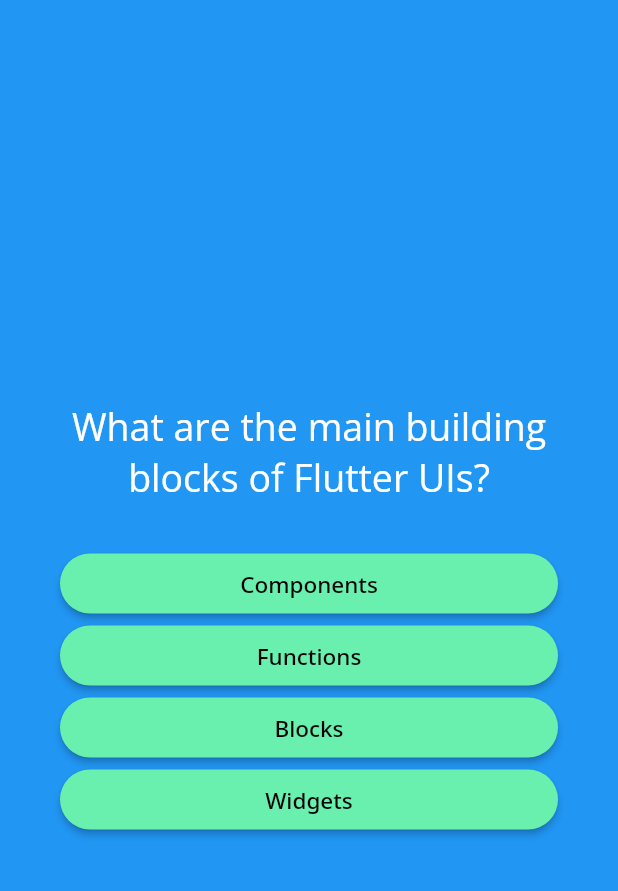
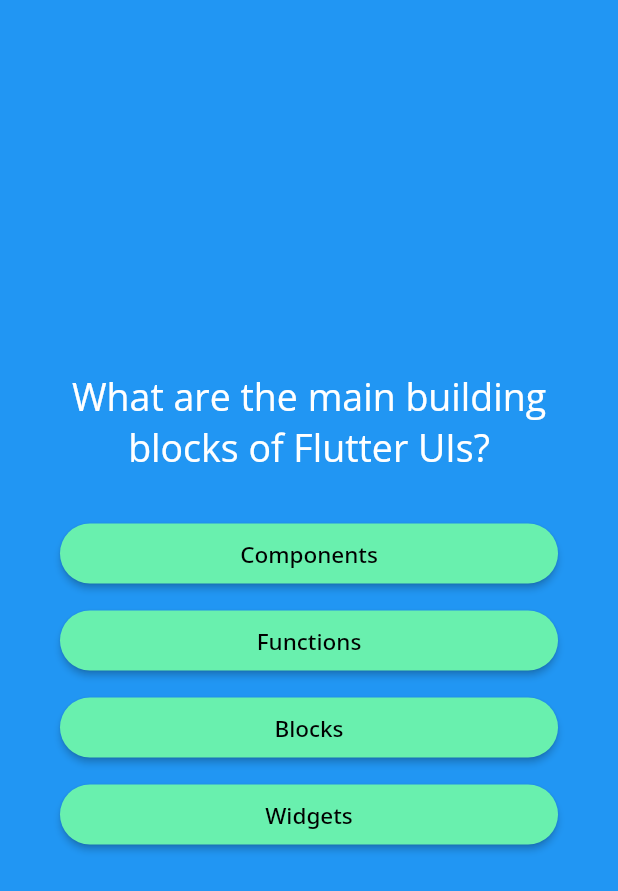
Before and after one commit to Mugaf/quiz-app-flutter, a Flutter app: the screen it shows after launch, after a tap on "Start Quiz", after a tap on "Windows", on a phone screen of 412 x 824 dp. Shown: the top 891 px of the screen. Run offline on Flutter 3.47's test engine with Material 2 defaults, Android fonts, the phone set to English and light mode, and no system bars; our stand-ins replace google_fonts.

Commit message:
adding condition logic when all answered back to start screen and update margin for answers

```diff
--- a/lib/question_screen.dart
+++ b/lib/question_screen.dart
@@ -4,7 +4,8 @@ import 'package:quiz_app/data/questions.dart';
 import 'package:google_fonts/google_fonts.dart';
 
 class QuestionScreen extends StatefulWidget {
-  const QuestionScreen({super.key});
+  const QuestionScreen({super.key, required this.onSelectAnswer});
+  final void Function(String answer) onSelectAnswer;
   @override
   State<QuestionScreen> createState() {
     return _QuestionScreenState();
@@ -13,7 +14,8 @@ class QuestionScreen extends StatefulWidget {
 
 class _QuestionScreenState extends State<QuestionScreen> {
   var currentQuestionIndex = 0;
-  void answerQuestion() {
+  void answerQuestion(String selectedAnswers) {
+    widget.onSelectAnswer(selectedAnswers);
     setState(() {
       currentQuestionIndex++;
     });
@@ -39,9 +41,14 @@ class _QuestionScreenState extends State<QuestionScreen> {
               height: 30,
             ),
             ...currentQuestion.getShuffledAnswers().map((answer) {
-              return AnswerButton(
-                answerText: answer,
-                onTap: answerQuestion,
+              return Container(
+                margin: const EdgeInsets.only(bottom: 10),
+                child: AnswerButton(
+                  answerText: answer,
+                  onTap: () {
+                    answerQuestion(answer);
+                  },
+                ),
               );
             }),
           ],
--- a/lib/quiz.dart
+++ b/lib/quiz.dart
@@ -1,6 +1,7 @@
 import 'package:flutter/material.dart';
 import 'package:quiz_app/question_screen.dart';
 import 'package:quiz_app/start_screen.dart';
+import 'package:quiz_app/data/questions.dart';
 
 class Quiz extends StatefulWidget {
   const Quiz({super.key});
@@ -11,6 +12,7 @@ class Quiz extends StatefulWidget {
 }
 
 class _QuizState extends State<Quiz> {
+  final List<String> selectedAnswers = [];
   var activeScreen = 'start-screen';
   void switchScreen() {
     setState(() {
@@ -18,11 +20,24 @@ class _QuizState extends State<Quiz> {
     });
   }
 
+  void chooseAnswer(String answer) {
+    selectedAnswers.add(answer);
+
+    if (selectedAnswers.length == questions.length) {
+      setState(() {
+        selectedAnswers.clear();
+        activeScreen = 'start-screen';
+      });
+    }
+  }
+
   @override
   Widget build(context) {
     Widget screenWidget = StartScreen(switchScreen);
-    if(activeScreen == 'questions-screen') {
-      screenWidget = const QuestionScreen();
+    if (activeScreen == 'questions-screen') {
+      screenWidget = QuestionScreen(
+        onSelectAnswer: chooseAnswer,
+      );
     }
     return MaterialApp(
       home: Scaffold(
```
